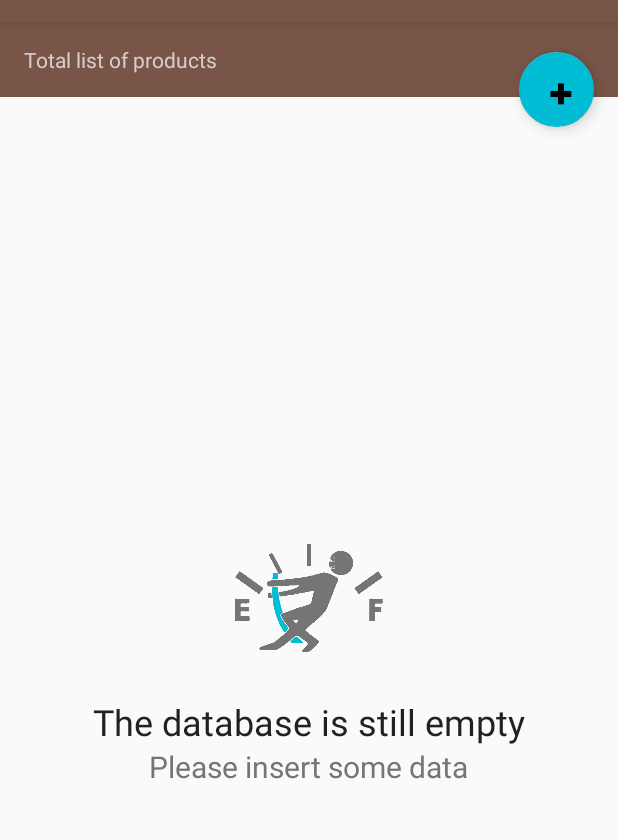
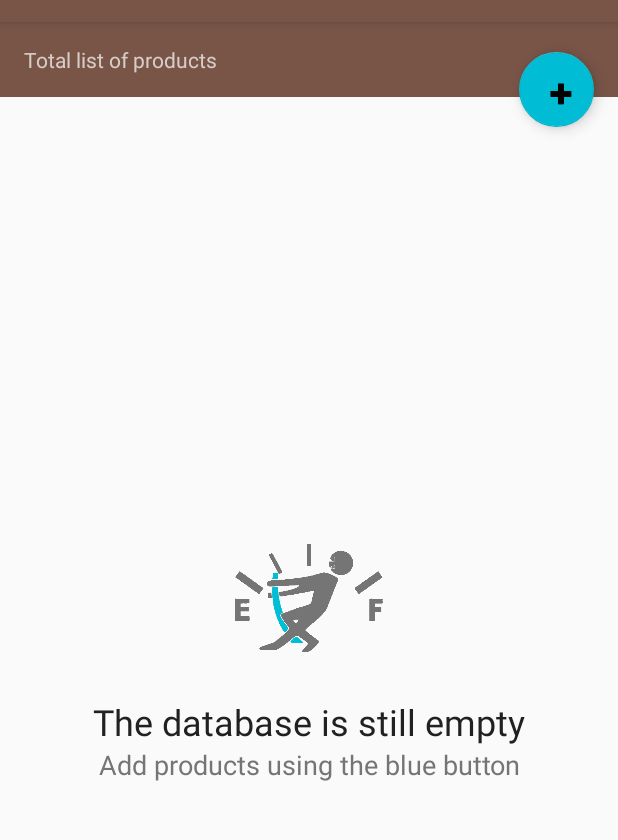
Before and after one commit to Boeblahoebla/InventoryApp, an Android app: the screen it shows after launch (CatalogActivity), on a phone screen of 412 x 824 dp, the part 62-902 px from its top. Run offline under Robolectric (Android 15) with nearby library versions, the phone set to English and light mode, and no system bars.

Commit message:
Minor tweaks & number formatting for the price label in the listview

```diff
--- a/app/src/main/res/layout/activity_catalog.xml
+++ b/app/src/main/res/layout/activity_catalog.xml
@@ -1,6 +1,5 @@
 <?xml version="1.0" encoding="utf-8"?>
-<RelativeLayout
-    xmlns:android="http://schemas.android.com/apk/res/android"
+<RelativeLayout xmlns:android="http://schemas.android.com/apk/res/android"
     xmlns:tools="http://schemas.android.com/tools"
     android:layout_width="match_parent"
     android:layout_height="match_parent"
@@ -11,19 +10,18 @@
         android:layout_width="match_parent"
         android:layout_height="50dp"
         android:background="@color/colorPrimary"
-        android:textColor="@color/colorPrimaryLight"
         android:gravity="center_vertical"
+        android:paddingLeft="@dimen/std16dp"
+        android:text="@string/totalList"
         android:textAlignment="gravity"
-        android:paddingLeft="@dimen/std16dp"
-        android:text="Total list of products"/>
+        android:textColor="@color/colorPrimaryLight" />
 
     <ListView
         android:id="@+id/productListView"
         android:layout_width="match_parent"
         android:layout_height="match_parent"
-        android:divider="@color/colorDivider"
-        android:layout_below="@id/ActivityLabel">
-    </ListView>
+        android:layout_below="@id/ActivityLabel"
+        android:divider="@color/colorDivider"></ListView>
 
     <RelativeLayout
         android:id="@+id/empty_view_group"
@@ -34,39 +32,40 @@
             android:id="@+id/noDataImageView"
             android:layout_width="wrap_content"
             android:layout_height="wrap_content"
-            android:src="@drawable/ic_empty_data_colored"
             android:layout_centerInParent="true"
-            android:layout_margin="@dimen/std16dp"/>
+            android:layout_margin="@dimen/std16dp"
+            android:src="@drawable/ic_empty_data_colored" />
 
         <TextView
             android:id="@+id/noDataTextView"
             android:layout_width="wrap_content"
             android:layout_height="wrap_content"
             android:layout_below="@id/noDataImageView"
-            android:text="The database is still empty"
+            android:layout_centerHorizontal="true"
+            android:text="@string/emptyList"
             android:textColor="@color/colorTextPrimary"
-            android:layout_centerHorizontal="true"
-            android:textSize="24sp"/>
+            android:textSize="24sp" />
 
         <TextView
             android:id="@+id/noDataToDoTextView"
             android:layout_width="wrap_content"
             android:layout_height="wrap_content"
             android:layout_below="@id/noDataTextView"
-            android:text="Please insert some data"
+            android:layout_centerHorizontal="true"
+            android:text="@string/fillList"
+            android:textAlignment="center"
             android:textColor="@color/colorTextSecundary"
-            android:layout_centerHorizontal="true"
-            android:textSize="20sp"/>
+            android:textSize="18sp" />
     </RelativeLayout>
 
     <android.support.design.widget.FloatingActionButton
         android:id="@+id/fab"
         android:layout_width="@dimen/fabSize"
         android:layout_height="@dimen/fabSize"
+        android:layout_alignParentRight="true"
         android:layout_alignParentTop="true"
-        android:layout_alignParentRight="true"
+        android:layout_marginRight="@dimen/std16dp"
         android:layout_marginTop="20dp"
-        android:layout_marginRight="@dimen/std16dp"
-        android:src="@drawable/ic_add_button"/>
+        android:src="@drawable/ic_add_button" />
 
 </RelativeLayout>
--- a/app/src/main/res/layout/list_item.xml
+++ b/app/src/main/res/layout/list_item.xml
@@ -39,14 +39,14 @@
 
     <TextView
         android:id="@+id/product_price"
-        android:layout_width="60dp"
+        android:layout_width="65dp"
         android:layout_height="wrap_content"
         android:layout_alignParentRight="true"
         android:layout_centerVertical="true"
         android:textSize="24sp"
         android:layout_marginRight="@dimen/std32dp"
         android:textAlignment="textEnd"
-        tools:text="@string/example_product_price"/>
+        tools:text="@string/example_product_price" />
 
     <TextView
         android:id="@+id/euroLabel"
--- a/app/src/main/res/values/strings.xml
+++ b/app/src/main/res/values/strings.xml
@@ -11,6 +11,16 @@
     <string name="productSold">Product sold</string>
     <string name="productSoldOut">Product sold OUT!</string>
     <string name="productDeleted">Product deleted</string>
+
+    <string name="totalList">Total list of products</string>
+    <string name="emptyList">The database is still empty</string>
+    <string name="fillList">Add products using the blue button</string>
+    <string name="nameLabel">Product Name</string>
+    <string name="quantityLabel">Quantity</string>
+    <string name="priceLabel">Price (€)</string>
+    <string name="supplierLabel">Supplier</string>µ
+    <string name="supplierEmailLabel">Email address</string>
+    <string name="supplierPhoneLabel">Telephone number</string>
 
     <string name="queryError">Can not query unknown URI </string>
     <string name="insertErrorUri">Insertion is not supported for </string>
```
Also changed, not shown: app/src/main/java/com/example/android/inventoryapp/adapters/ProductCursorAdapter.java (+7 -2 lines), app/src/main/res/layout/activity_details.xml (+61 -54 lines).
